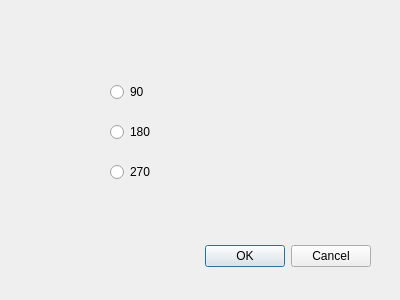
Old version of the form rotatedialog.ui in the repository MoEhab27/BabyPhotoshop.
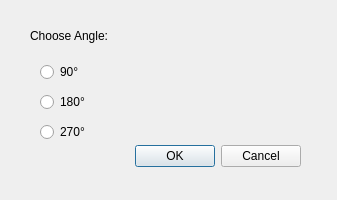
New version of the form.

Patch:
```diff
--- a/rotatedialog.ui
+++ b/rotatedialog.ui
@@ -6,8 +6,8 @@
    <rect>
     <x>0</x>
     <y>0</y>
-    <width>400</width>
-    <height>300</height>
+    <width>337</width>
+    <height>200</height>
    </rect>
   </property>
   <property name="windowTitle">
@@ -16,8 +16,8 @@
   <widget class="QDialogButtonBox" name="buttonBox">
    <property name="geometry">
     <rect>
-     <x>30</x>
-     <y>240</y>
+     <x>-40</x>
+     <y>140</y>
      <width>341</width>
      <height>32</height>
     </rect>
@@ -32,40 +32,71 @@
   <widget class="QRadioButton" name="one">
    <property name="geometry">
     <rect>
-     <x>110</x>
-     <y>80</y>
+     <x>40</x>
+     <y>60</y>
      <width>110</width>
      <height>24</height>
     </rect>
    </property>
+   <property name="styleSheet">
+    <string notr="true">
+font: 10pt &quot;Gilroy-Light&quot;;</string>
+   </property>
    <property name="text">
-    <string>90</string>
+    <string>90°</string>
    </property>
   </widget>
   <widget class="QRadioButton" name="two">
    <property name="geometry">
     <rect>
-     <x>110</x>
-     <y>120</y>
+     <x>40</x>
+     <y>90</y>
      <width>110</width>
      <height>24</height>
     </rect>
    </property>
+   <property name="styleSheet">
+    <string notr="true">
+
+font: 10pt &quot;Gilroy-Light&quot;;
+</string>
+   </property>
    <property name="text">
-    <string>180</string>
+    <string>180°</string>
    </property>
   </widget>
   <widget class="QRadioButton" name="three">
    <property name="geometry">
     <rect>
-     <x>110</x>
-     <y>160</y>
+     <x>40</x>
+     <y>120</y>
      <width>110</width>
      <height>24</height>
     </rect>
    </property>
+   <property name="styleSheet">
+    <string notr="true">
+font: 10pt &quot;Gilroy-Light&quot;;</string>
+   </property>
    <property name="text">
-    <string>270</string>
+    <string>270°</string>
+   </property>
+  </widget>
+  <widget class="QLabel" name="label_5">
+   <property name="geometry">
+    <rect>
+     <x>30</x>
+     <y>20</y>
+     <width>231</width>
+     <height>31</height>
+    </rect>
+   </property>
+   <property name="styleSheet">
+    <string notr="true">
+font: 13pt &quot;Gilroy-Light&quot;;</string>
+   </property>
+   <property name="text">
+    <string>Choose Angle:</string>
    </property>
   </widget>
  </widget>
```
